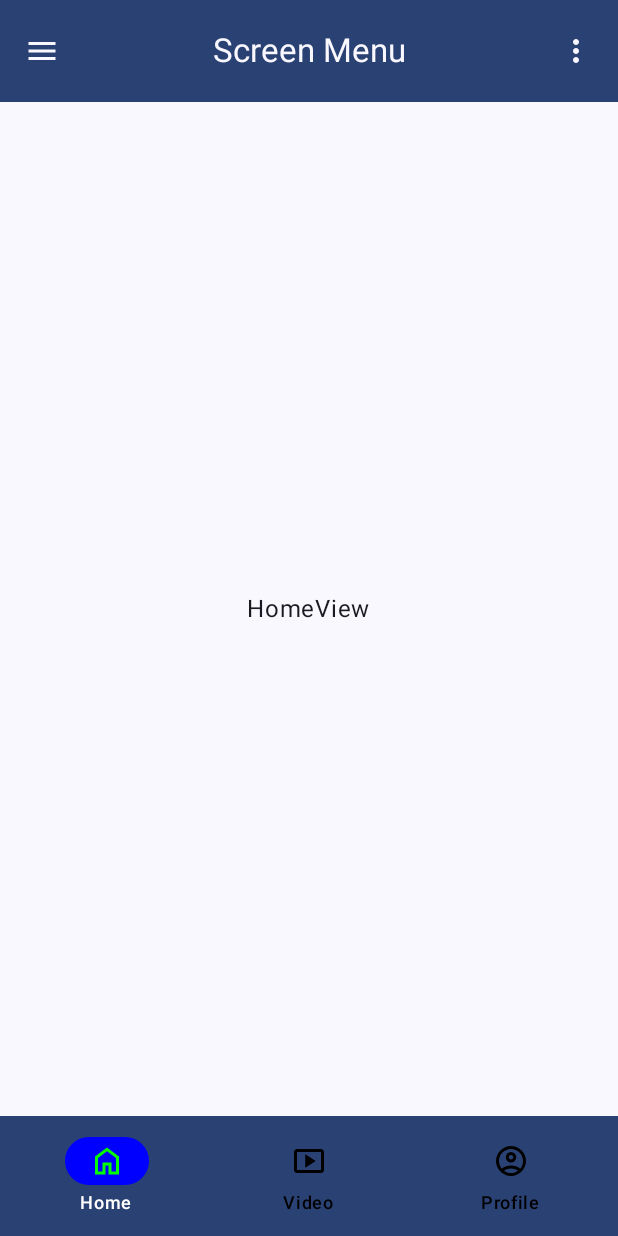
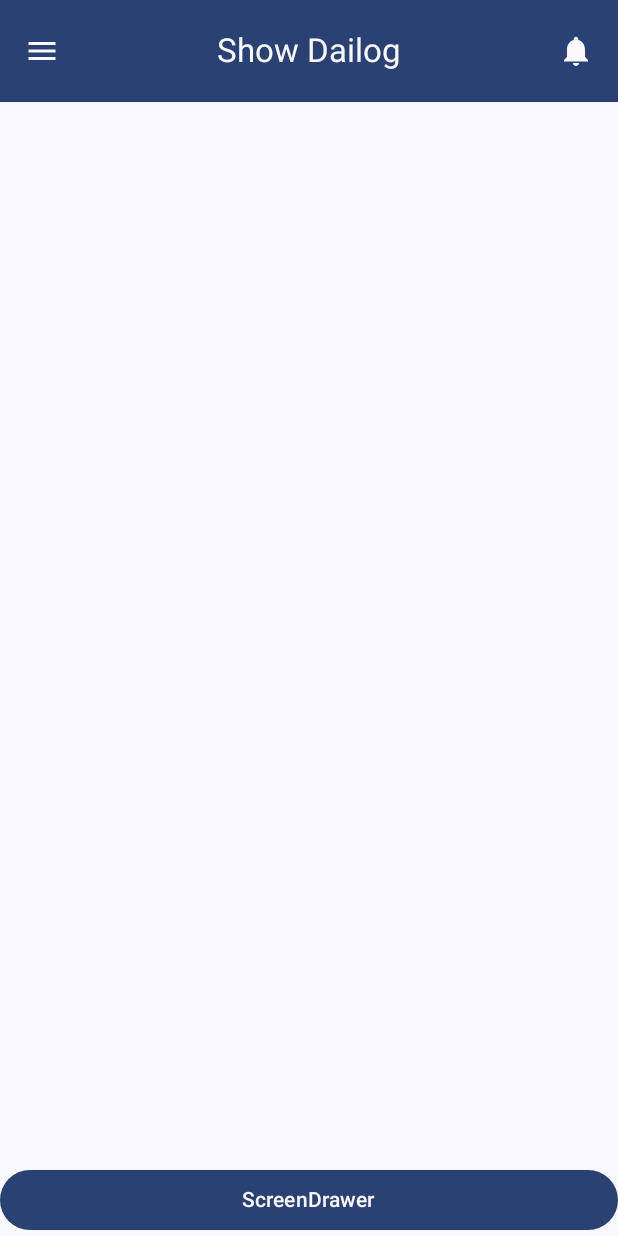
Before and after one commit to selaprom/Android_UI_Components, an Android app built with Jetpack Compose: the screen it shows after launch (MainActivity), on a phone screen of 412 x 824 dp. Run offline under Robolectric (Android 15) with nearby library versions, the phone set to English and light mode, and no system bars.

Commit message:
second add

```diff
--- a/app/src/main/java/kh/com/sela/android/topbartype/MainActivity.kt
+++ b/app/src/main/java/kh/com/sela/android/topbartype/MainActivity.kt
@@ -92,6 +92,7 @@ import kh.com.sela.android.topbartype.screen.ScreenBottomNavigationBar
 import kh.com.sela.android.topbartype.screen.ScreenCicleProgressIndecator
 import kh.com.sela.android.topbartype.screen.ScreenDialog
 import kh.com.sela.android.topbartype.screen.ScreenMenu
+import kh.com.sela.android.topbartype.screen.ScreenNavigationDrawer
 
 
 class MainActivity : ComponentActivity() {
@@ -114,7 +115,8 @@ class MainActivity : ComponentActivity() {
                // ScreenDialog()
               // ScreenCicleProgressIndecator()
                // ScreenMenu()
-                ScreenBottomNavigationBar()
+               // ScreenBottomNavigationBar()
+                ScreenNavigationDrawer()
             }
         }
     }
--- /dev/null
+++ b/app/src/main/java/kh/com/sela/android/topbartype/screen/ScreenNavigationDrawer.kt
@@ -0,0 +1,152 @@
+package kh.com.sela.android.topbartype.screen
+
+import android.annotation.SuppressLint
+import android.app.AlertDialog
+import android.widget.Toast
+import androidx.compose.foundation.background
+import androidx.compose.foundation.layout.Arrangement
+import androidx.compose.foundation.layout.Box
+import androidx.compose.foundation.layout.Column
+import androidx.compose.foundation.layout.Row
+import androidx.compose.foundation.layout.Spacer
+import androidx.compose.foundation.layout.fillMaxSize
+import androidx.compose.foundation.layout.fillMaxWidth
+import androidx.compose.foundation.layout.height
+import androidx.compose.foundation.layout.navigationBarsPadding
+import androidx.compose.foundation.layout.padding
+import androidx.compose.foundation.layout.statusBarsPadding
+import androidx.compose.foundation.layout.wrapContentHeight
+import androidx.compose.foundation.shape.RoundedCornerShape
+import androidx.compose.material.icons.Icons
+import androidx.compose.material.icons.filled.Add
+import androidx.compose.material.icons.filled.Menu
+import androidx.compose.material.icons.filled.Notifications
+import androidx.compose.material3.AlertDialog
+import androidx.compose.material3.ButtonDefaults
+import androidx.compose.material3.CenterAlignedTopAppBar
+import androidx.compose.material3.DatePicker
+import androidx.compose.material3.ExperimentalMaterial3Api
+import androidx.compose.material3.FilledTonalButton
+import androidx.compose.material3.FloatingActionButton
+import androidx.compose.material3.Icon
+import androidx.compose.material3.IconButton
+import androidx.compose.material3.MaterialTheme
+import androidx.compose.material3.Scaffold
+import androidx.compose.material3.Text
+import androidx.compose.material3.TextButton
+import androidx.compose.material3.TopAppBarDefaults
+import androidx.compose.material3.rememberDatePickerState
+import androidx.compose.runtime.Composable
+import androidx.compose.runtime.getValue
+import androidx.compose.runtime.mutableStateOf
+import androidx.compose.runtime.remember
+import androidx.compose.runtime.setValue
+import androidx.compose.ui.Alignment
+import androidx.compose.ui.Modifier
+import androidx.compose.ui.draw.clip
+import androidx.compose.ui.text.style.TextAlign
+import androidx.compose.ui.tooling.preview.Preview
+import androidx.compose.ui.unit.dp
+import androidx.compose.material3.*
+import androidx.compose.runtime.rememberCoroutineScope
+import androidx.compose.ui.graphics.Color
+import androidx.compose.ui.platform.LocalContext
+import androidx.compose.ui.unit.sp
+import androidx.compose.ui.window.Dialog
+import kotlinx.coroutines.launch
+import java.text.SimpleDateFormat
+import java.util.Date
+import java.util.Locale
+
+
+@SuppressLint("UnusedMaterial3ScaffoldPaddingParameter")
+@OptIn(ExperimentalMaterial3Api::class)
+@Composable
+fun ScreenNavigationDrawer(){
+    var  drawerState=rememberDrawerState(initialValue = DrawerValue.Closed)
+    val coroutine= rememberCoroutineScope()
+    val lstext: List<String> =listOf<String>("Title","Setting","Help","Laout")
+ModalNavigationDrawer(
+    drawerState = drawerState,
+    drawerContent = {
+        ModalDrawerSheet(
+            modifier = Modifier.statusBarsPadding()
+        ) {
+            for (text in lstext){
+                Box(
+                    modifier = Modifier.fillMaxWidth().height(56.dp),
+                    contentAlignment = Alignment.Center
+                ) {
+                    Text(text, fontSize = 20.sp, textAlign = TextAlign.Center, modifier = Modifier.fillMaxWidth())
+                }
+                HorizontalDivider()
+            }
+        }
+    },
+
+
+) {
+
+    Scaffold(
+        bottomBar = {
+            FilledTonalButton(onClick = {
+
+            },
+                colors = ButtonDefaults.filledTonalButtonColors(
+                    containerColor = MaterialTheme.colorScheme.primary,
+                    contentColor = MaterialTheme.colorScheme.surface
+                ),
+                modifier = Modifier.fillMaxWidth().wrapContentHeight().navigationBarsPadding()
+            ) {
+                Text("ScreenDrawer")
+            }
+        },
+        topBar = {
+            CenterAlignedTopAppBar(
+                expandedHeight = 68.dp,
+                title = {
+                    Text("Show Dailog", color = MaterialTheme.colorScheme.surface)
+                },
+
+
+                colors = TopAppBarDefaults.topAppBarColors(
+                    containerColor = MaterialTheme.colorScheme.primary
+                ),
+                navigationIcon = {
+                    IconButton({
+                        coroutine.launch {
+                            drawerState.apply {
+                                if (isClosed)open()else close()
+                            }
+                        }
+                    }){
+                        Icon(Icons.Default.Menu, contentDescription = "", tint = MaterialTheme.colorScheme.surface)
+                    }
+                },
+                actions = {
+                    IconButton({}){
+                        Icon(Icons.Default.Notifications, contentDescription = "", tint = MaterialTheme.colorScheme.surface)
+                    }
+                }
+
+            )
+        },
+    ){it->
+        Column(
+            modifier = Modifier
+                .padding(it)
+                .fillMaxSize(),
+            verticalArrangement = Arrangement.Center,
+            horizontalAlignment = Alignment.CenterHorizontally
+        ) {
+
+        }
+    }
+}
+
+}
+@Preview(showBackground = true)
+@Composable
+fun PreviewScreenNavigationDrawer(){
+    ScreenNavigationDrawer()
+}
```
